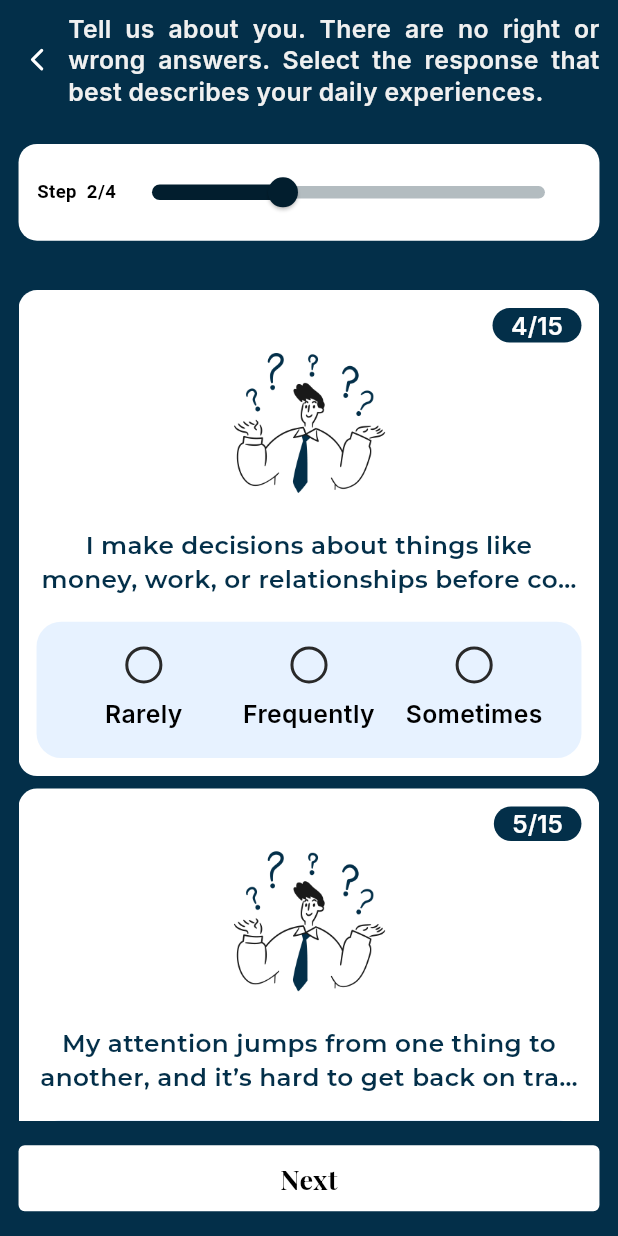
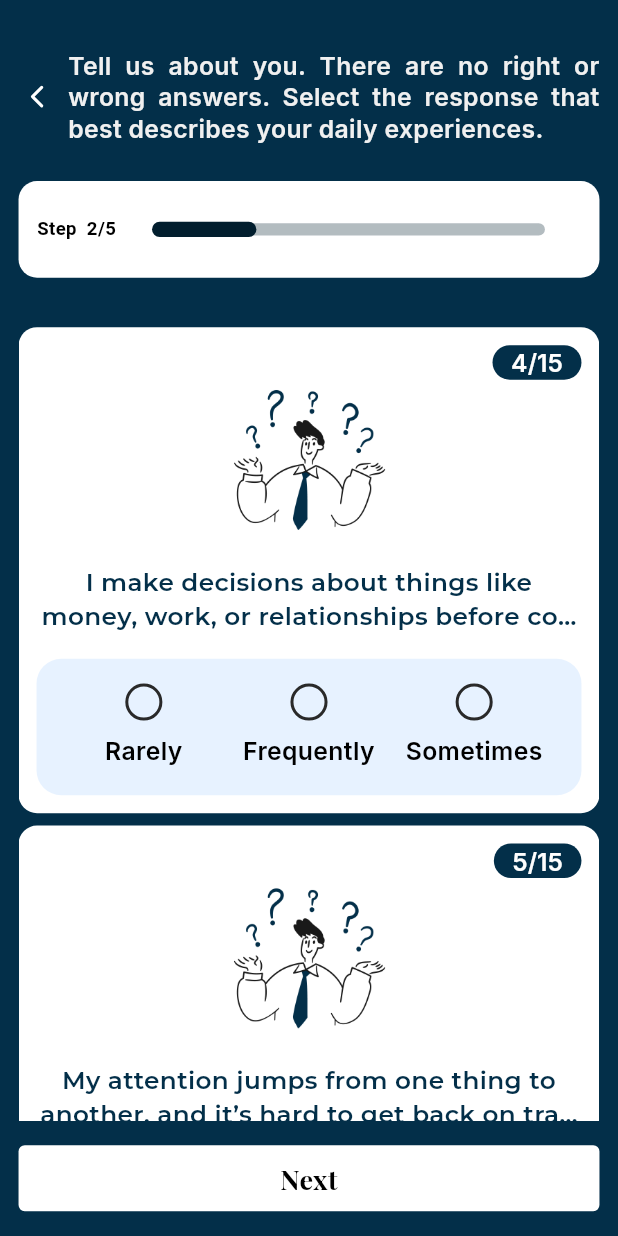
Before and after one commit to kmmuzahid/-rizaldyrferrer_betterhelp, a Flutter app: the QuestionnariesScreen screen opened by its route, after a tap on "Next", on a phone screen of 412 x 824 dp. Run offline on Flutter 3.47's test engine with Material 3 defaults, Android fonts, the phone set to English and light mode, and no system bars; our stand-ins replace flutter_svg, get, google_fonts.

Commit message:
Update Questionnaries Screen: Adjust total steps and pages, implement multi-select functionality, and enhance UI elements

```diff
--- a/lib/screen/questionnaries_screen/controller/questionnaries_screen_controller.dart
+++ b/lib/screen/questionnaries_screen/controller/questionnaries_screen_controller.dart
@@ -10,14 +10,17 @@ class QuestionnariesScreenController extends GetxController {
   RxString selectedAnswer = ''.obs;
 
   final int totalQuestions = 25; // or make this dynamic
-  final int totalSteps = 5;
-  final int totalPages = 4;
+  final int totalSteps = 6;
+  final int totalPages = 5;
 
   // Answer options
   final List<String> answerOptions = ['rarely', 'frequently', 'sometimes'];
 
   // Store answers for all questions
   RxMap<int, String> answers = <int, String>{}.obs;
+
+  // Store selected options for multi-select questions (like page 5)
+  RxList<int> selectedOptions = <int>[].obs;
 
   void selectAnswer(String answer) {
     selectedAnswer.value = answer;
@@ -121,6 +124,23 @@ class QuestionnariesScreenController extends GetxController {
     return (answers.length / totalQuestions) * 100;
   }
 
+  // Methods for multi-select options (page 5)
+  void toggleOption(int index) {
+    if (selectedOptions.contains(index)) {
+      selectedOptions.remove(index);
+    } else {
+      selectedOptions.add(index);
+    }
+  }
+
+  void clearSelectedOptions() {
+    selectedOptions.clear();
+  }
+
+  bool isOptionSelected(int index) {
+    return selectedOptions.contains(index);
+  }
+
   @override
   void onClose() {
     pageController.dispose();
--- a/lib/screen/questionnaries_screen/questionnaries_screen.dart
+++ b/lib/screen/questionnaries_screen/questionnaries_screen.dart
@@ -26,7 +26,7 @@ class QuestionnariesScreen extends StatelessWidget {
             padding: EdgeInsets.symmetric(horizontal: AppSize.width(value: 12)),
             child: Column(
               children: [
-                Gap(height: AppSize.height(value: 10)),
+                Gap(height: AppSize.height(value: 32)),
                 Row(
                   children: [
                     InkWell(
@@ -91,13 +91,18 @@ class QuestionnariesScreen extends StatelessWidget {
                               inactiveTickMarkColor: AppColors
                                   .questionBG01StatusBarColor
                                   .withValues(alpha: 0.3),
+                              thumbShape: RoundSliderThumbShape(
+                                enabledThumbRadius: 0,
+                              ),
                             ),
                             child: Slider(
+                              //thumbColor: Colors.transparent,
+                              autofocus: false,
                               value: controller.progressValue.value,
                               onChanged: (value) {
                                 // Disabled - progress is controlled by questions
                               },
-                              max: 4,
+                              max: 5,
                               min: 1,
                               activeColor: _getActiveSliderColor(
                                 controller.currentPageIndex.value,
@@ -123,7 +128,7 @@ class QuestionnariesScreen extends StatelessWidget {
                       SingleChildScrollView(child: questionPage02(controller)),
                       SingleChildScrollView(child: questionPage03(controller)),
                       SingleChildScrollView(child: questionPage04(controller)),
-                      questionPage05(controller),
+                      SingleChildScrollView(child: questionPage05(controller)),
                     ],
                   ),
                 ),
@@ -313,7 +318,8 @@ Widget questionPage05(QuestionnariesScreenController controller) {
     AppString.creatingAhealthierRoutine,
   ];
 
-  return Column(
+  return Obx(
+    () => Column(
       children: [
         Container(
           padding: EdgeInsets.symmetric(
@@ -345,13 +351,14 @@ Widget questionPage05(QuestionnariesScreenController controller) {
               ),
               Gap(height: AppSize.height(value: 14)),
               ...List.generate(selectPageOption.length, (index) {
-              return Padding(
-                padding: EdgeInsets.only(bottom: AppSize.height(value: 8)),
-                child: Container(
+                bool isSelected = controller.selectedOptions.contains(index);
+                return Container(
                   padding: EdgeInsets.symmetric(
                     horizontal: AppSize.width(value: 18),
                     vertical: AppSize.height(value: 8),
                   ),
+                  margin: EdgeInsets.only(bottom: AppSize.height(value: 8)),
+                  height: AppSize.height(value: 44),
                   width: double.infinity,
                   decoration: BoxDecoration(
                     color: AppColors.blue50,
@@ -360,29 +367,31 @@ Widget questionPage05(QuestionnariesScreenController controller) {
                     ),
                   ),
                   child: Row(
+                    crossAxisAlignment: CrossAxisAlignment.start,
                     children: [
                       GestureDetector(
                         onTap: () {
-                          // Toggle selection logic here
+                          controller.toggleOption(index);
                         },
                         child: Icon(
-                          Icons.circle,
-                          color: false ? Colors.red : Colors.grey,
+                          Icons.check_circle,
+                          color: isSelected
+                              ? AppColors.questionBG05
+                              : AppColors.white900,
                           size: AppSize.width(value: 20),
                         ),
                       ),
                       Gap(width: AppSize.width(value: 12)),
-                      Expanded(
-                        child: AppText(
+                      AppText(
                         text: selectPageOption[index],
                         fontSize: AppSize.width(value: 14),
                         fontFamilyIndex: 4,
                         fontWeight: FontWeight.w600,
-                          color: AppColors.black,
-                        ),
+                        color: isSelected
+                            ? AppColors.questionBG05
+                            : AppColors.grey500,
                       ),
                     ],
-                  ),
                   ),
                 );
               }),
@@ -390,8 +399,21 @@ Widget questionPage05(QuestionnariesScreenController controller) {
           ),
         ),
       ],
+    ),
   );
 }
+
+Widget resultPage() => Column(
+  children: [
+    AppText(
+      text: AppString.resultQuestion,
+      fontFamilyIndex: 3,
+      lineHeight: 1.83,
+      maxLines: 2,
+      textAlign: TextAlign.center,
+    ),
+  ],
+);
 
 // Helper functions for slider colors
 Color _getActiveSliderColor(int pageIndex) {
@@ -404,7 +426,8 @@ Color _getActiveSliderColor(int pageIndex) {
       return AppColors.questionBG03StatusBarColor;
     case 3:
       return AppColors.questionBG04StatusBarColor;
-
+    case 4:
+      return AppColors.questionBG05StatusBarColor;
     default:
       return AppColors.questionBG01StatusBarColor;
   }
@@ -422,6 +445,8 @@ Color getBackgroundColors(int pageIndex) {
       return AppColors.questionBG04;
     case 4:
       return AppColors.questionBG05;
+    case 5:
+      AppColors.resultBg;
     default:
       return AppColors.questionBG01;
   }
@@ -437,6 +462,8 @@ Color _getInactiveSliderColor(int pageIndex) {
       return AppColors.questionBG03StatusBarColor.withValues(alpha: 0.3);
     case 3:
       return AppColors.questionBG04StatusBarColor.withValues(alpha: 0.3);
+    case 4:
+      return AppColors.questionBG05StatusBarColor.withValues(alpha: 0.3);
     default:
       return AppColors.questionBG01StatusBarColor.withValues(alpha: 0.3);
   }
--- a/lib/utils/app_colors/app_colors.dart
+++ b/lib/utils/app_colors/app_colors.dart
@@ -14,6 +14,7 @@ class AppColors {
   static const Color white50 = Color(0xFFFEFEFE);
   static const Color t3 = Color(0xFF032F49);
   static const Color blue50 = Color(0xFFEAF5F7);
+  static const Color white900 = Color(0xFF656565);
 
 
   static const Color questionBG01 = Color(0xFFDC8C44);
@@ -51,4 +52,6 @@ class AppColors {
   static const Color questionBg05TextColor = Color(0xFFEE443F);
   static const Color questionBg05SelectBox = Color(0xFFEE443F);
   static const Color questionBg05CardOptionBg = Color(0xFFE7F2FF);
+
+  static const Color resultBg = Color(0xFFFCF7FA);
 }
--- a/lib/utils/app_string/app_string.dart
+++ b/lib/utils/app_string/app_string.dart
@@ -71,4 +71,9 @@ class AppString {
       "Feeling emotionally balanced";
   static const String improvingSelfawreness = "Improving self-awareness";
   static const String creatingAhealthierRoutine = "Creating a Healthier life";
+
+  //! ============== Result Screen ==============
+  static const String resultQuestion =
+      "If 10 means thriving, how well do you feel in life?  Scale of 1-10";
+  static const String answer = "You Crushed It! You're closer than ever. Let's go!";
 }
```
Lines whose indentation alone changed are shown as unchanged.
